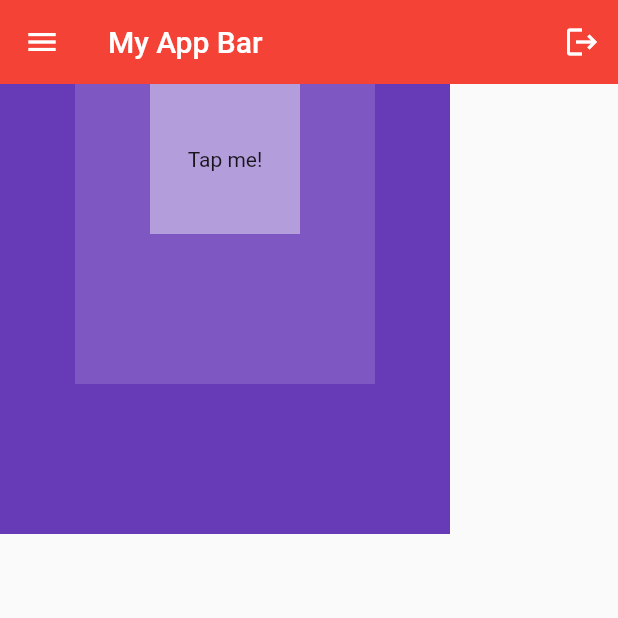
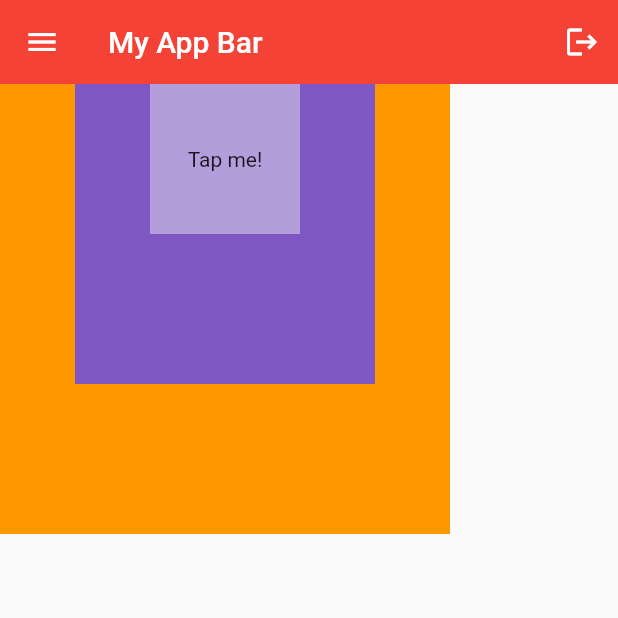
Before and after one commit to Bkind254/flutter, a Flutter app: the screen it shows after launch, on a phone screen of 412 x 824 dp, the top half of it. Run offline on Flutter 3.47's test engine with Material 2 defaults, Android fonts, the phone set to English and light mode, and no system bars.

Commit message:
2nd commit

```diff
--- a/lib/main.dart
+++ b/lib/main.dart
@@ -35,7 +35,7 @@ class MyApp extends StatelessWidget {
               Container(
                 height: 300,
                 width: 300,
-                color: Colors.deepPurple,
+                color: Colors.orange,
               ),
 
               //2nd box
```
